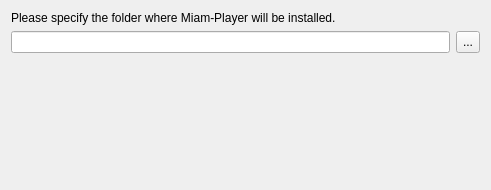
Qt form packaging/windows/packages/org.miamplayer.core/meta/targetwidget.ui (MBach/Miam-Player) before a commit.
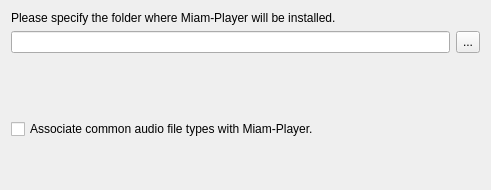
The same form after that commit.

What changed in the file:
```diff
--- a/packaging/windows/packages/org.miamplayer.core/meta/targetwidget.ui
+++ b/packaging/windows/packages/org.miamplayer.core/meta/targetwidget.ui
@@ -73,6 +73,32 @@
      </property>
     </widget>
    </item>
+   <item>
+    <spacer name="verticalSpacer_2">
+     <property name="orientation">
+      <enum>Qt::Vertical</enum>
+     </property>
+     <property name="sizeType">
+      <enum>QSizePolicy::Fixed</enum>
+     </property>
+     <property name="sizeHint" stdset="0">
+      <size>
+       <width>20</width>
+       <height>40</height>
+      </size>
+     </property>
+    </spacer>
+   </item>
+   <item>
+    <widget class="QCheckBox" name="associateCommonFiletypesCheckBox">
+     <property name="toolTip">
+      <string>Associate common audio file types (.ape, .asf, .flac, .m4a, .mpc, .mp3, .oga, .ogg) with Miam-Player.</string>
+     </property>
+     <property name="text">
+      <string>Associate common audio file types with Miam-Player.</string>
+     </property>
+    </widget>
+   </item>
    <item>
     <spacer name="verticalSpacer">
      <property name="orientation">
```
